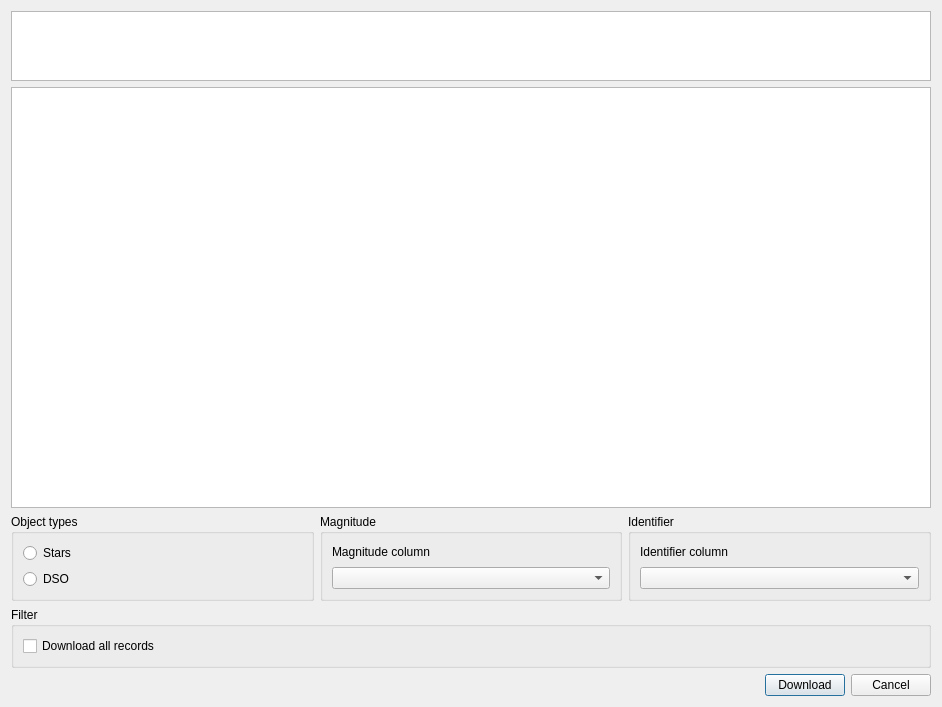
Qt form votdataeditor.ui (PavelMr/skytechx) before a commit.
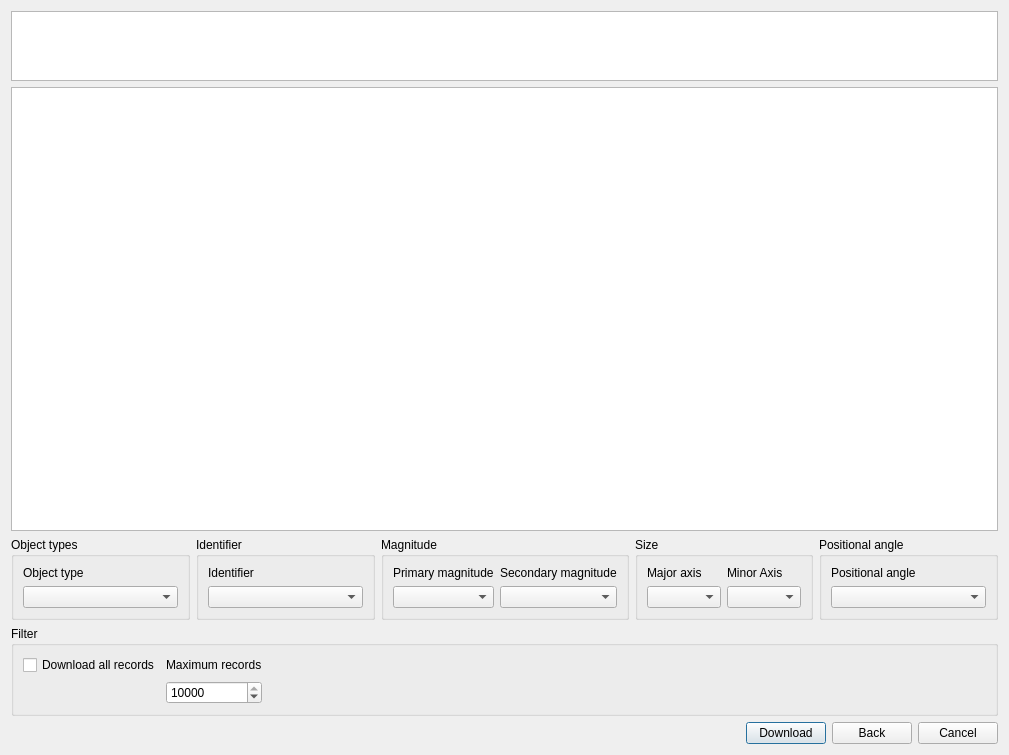
The same form after that commit. Icons and pictures are not drawn.

What changed in the file:
```diff
--- a/votdataeditor.ui
+++ b/votdataeditor.ui
@@ -6,8 +6,8 @@
    <rect>
     <x>0</x>
     <y>0</y>
-    <width>942</width>
-    <height>707</height>
+    <width>1009</width>
+    <height>755</height>
    </rect>
   </property>
   <property name="windowTitle">
@@ -30,6 +30,43 @@
    </item>
    <item>
     <layout class="QGridLayout" name="gridLayout">
+     <item row="0" column="3">
+      <widget class="QGroupBox" name="groupBox_5">
+       <property name="title">
+        <string>Size</string>
+       </property>
+       <layout class="QHBoxLayout" name="horizontalLayout_5">
+        <item>
+         <layout class="QVBoxLayout" name="verticalLayout_9">
+          <item>
+           <widget class="QLabel" name="label_5">
+            <property name="text">
+             <string>Major axis</string>
+            </property>
+           </widget>
+          </item>
+          <item>
+           <widget class="QComboBox" name="cb_axis1"/>
+          </item>
+         </layout>
+        </item>
+        <item>
+         <layout class="QVBoxLayout" name="verticalLayout_10">
+          <item>
+           <widget class="QLabel" name="label_6">
+            <property name="text">
+             <string>Minor Axis</string>
+            </property>
+           </widget>
+          </item>
+          <item>
+           <widget class="QComboBox" name="cb_axis2"/>
+          </item>
+         </layout>
+        </item>
+       </layout>
+      </widget>
+     </item>
      <item row="0" column="0">
       <widget class="QGroupBox" name="groupBox">
        <property name="title">
@@ -39,51 +76,61 @@
         <item>
          <layout class="QVBoxLayout" name="verticalLayout_3">
           <item>
-           <widget class="QRadioButton" name="radioButton">
+           <widget class="QLabel" name="label_4">
             <property name="text">
-             <string>Stars</string>
+             <string>Object type</string>
             </property>
            </widget>
           </item>
           <item>
-           <widget class="QRadioButton" name="radioButton_2">
-            <property name="text">
-             <string>DSO</string>
-            </property>
-           </widget>
+           <widget class="QComboBox" name="cb_type"/>
           </item>
          </layout>
         </item>
        </layout>
       </widget>
      </item>
-     <item row="0" column="1">
+     <item row="0" column="2">
       <widget class="QGroupBox" name="groupBox_2">
        <property name="title">
         <string>Magnitude</string>
        </property>
-       <layout class="QVBoxLayout" name="verticalLayout_6">
+       <layout class="QHBoxLayout" name="horizontalLayout_4">
         <item>
          <layout class="QVBoxLayout" name="verticalLayout_5">
           <item>
            <widget class="QLabel" name="label">
             <property name="text">
-             <string>Magnitude column</string>
+             <string>Primary magnitude</string>
             </property>
            </widget>
           </item>
           <item>
-           <widget class="QComboBox" name="cb_mag"/>
+           <widget class="QComboBox" name="cb_mag1"/>
+          </item>
+         </layout>
+        </item>
+        <item>
+         <layout class="QVBoxLayout" name="verticalLayout_6">
+          <item>
+           <widget class="QLabel" name="label_3">
+            <property name="text">
+             <string>Secondary magnitude</string>
+            </property>
+           </widget>
+          </item>
+          <item>
+           <widget class="QComboBox" name="cb_mag2"/>
           </item>
          </layout>
         </item>
        </layout>
       </widget>
      </item>
-     <item row="0" column="2">
+     <item row="0" column="4">
       <widget class="QGroupBox" name="groupBox_4">
        <property name="title">
-        <string>Identifier</string>
+        <string>Positional angle</string>
        </property>
        <layout class="QVBoxLayout" name="verticalLayout_8">
         <item>
@@ -91,7 +138,30 @@
           <item>
            <widget class="QLabel" name="label_2">
             <property name="text">
-             <string>Identifier column</string>
+             <string>Positional angle</string>
+            </property>
+           </widget>
+          </item>
+          <item>
+           <widget class="QComboBox" name="cb_pa"/>
+          </item>
+         </layout>
+        </item>
+       </layout>
+      </widget>
+     </item>
+     <item row="0" column="1">
+      <widget class="QGroupBox" name="groupBox_6">
+       <property name="title">
+        <string>Identifier</string>
+       </property>
+       <layout class="QVBoxLayout" name="verticalLayout_11">
+        <item>
+         <layout class="QVBoxLayout" name="verticalLayout_12">
+          <item>
+           <widget class="QLabel" name="label_7">
+            <property name="text">
+             <string>Identifier</string>
             </property>
            </widget>
           </item>
@@ -112,9 +182,42 @@
      </property>
      <layout class="QHBoxLayout" name="horizontalLayout_3">
       <item>
-       <layout class="QHBoxLayout" name="horizontalLayout_2">
-        <item>
-         <widget class="QCheckBox" name="checkBox">
+       <layout class="QGridLayout" name="gridLayout_2">
+        <item row="0" column="1">
+         <widget class="QLabel" name="label_9">
+          <property name="text">
+           <string>Maximum records</string>
+          </property>
+         </widget>
+        </item>
+        <item row="1" column="1">
+         <widget class="QSpinBox" name="sb_maxRecords">
+          <property name="maximum">
+           <number>10000</number>
+          </property>
+          <property name="singleStep">
+           <number>100</number>
+          </property>
+          <property name="value">
+           <number>10000</number>
+          </property>
+         </widget>
+        </item>
+        <item row="0" column="2">
+         <spacer name="horizontalSpacer_2">
+          <property name="orientation">
+           <enum>Qt::Horizontal</enum>
+          </property>
+          <property name="sizeHint" stdset="0">
+           <size>
+            <width>40</width>
+            <height>20</height>
+           </size>
+          </property>
+         </spacer>
+        </item>
+        <item row="0" column="0">
+         <widget class="QCheckBox" name="cb_all">
           <property name="text">
            <string>Download all records</string>
           </property>
@@ -147,6 +250,17 @@
        </property>
       </widget>
      </item>
+     <item>
+      <widget class="QPushButton" name="pushButton_3">
+       <property name="text">
+        <string>Back</string>
+       </property>
+       <property name="icon">
+        <iconset resource="resource.qrc">
+         <normaloff>:/res/qt/left-16.png</normaloff>:/res/qt/left-16.png</iconset>
+       </property>
+      </widget>
+     </item>
      <item>
       <widget class="QPushButton" name="pushButton">
        <property name="text">
```
Left out of the diff: 4 changed lines with no effect on the pictures.
